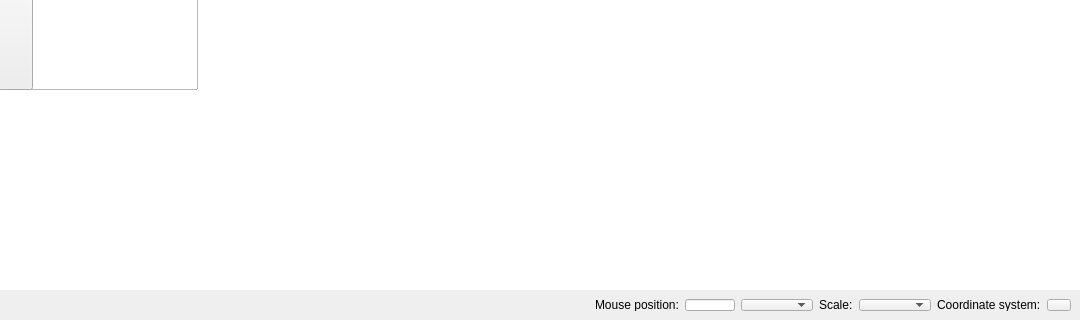
Qt form src/ui/qgskadasmainwidgetbase.ui (kadas-albireo/kadas-albireo) before a commit; both pictures show x 0 to 1080 and y 293 to 613 of the 1080 by 613 pixel window.
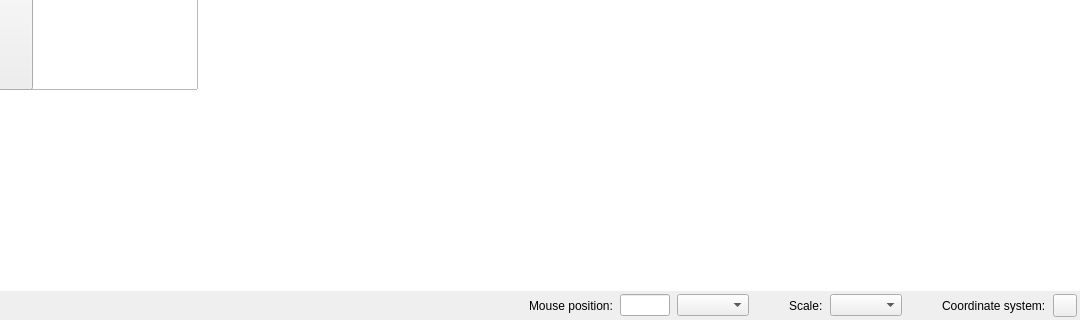
The same form after that commit. Icons and pictures are not drawn. Custom widgets are drawn as their Qt base class.

Commit message: Status bar layout improved (4234a1ee2 reaplied)

Diff of the .ui file:
```diff
--- a/src/ui/qgskadasmainwidgetbase.ui
+++ b/src/ui/qgskadasmainwidgetbase.ui
@@ -1355,14 +1355,28 @@
       </size>
      </property>
      <layout class="QGridLayout" name="gridLayout">
-      <item row="0" column="1">
+      <property name="horizontalSpacing">
+       <number>40</number>
+      </property>
+      <property name="verticalSpacing">
+       <number>0</number>
+      </property>
+      <property name="margin">
+       <number>3</number>
+      </property>
+      <item row="0" column="2">
+       <layout class="QHBoxLayout" name="horizontalLayout_3">
+        <property name="spacing">
+         <number>7</number>
+        </property>
+        <item>
        <widget class="QLabel" name="mMousePositionLabel">
         <property name="text">
          <string>Mouse position:</string>
         </property>
        </widget>
       </item>
-      <item row="0" column="2">
+        <item>
        <widget class="QLineEdit" name="mCoordinateLineEdit">
         <property name="sizePolicy">
          <sizepolicy hsizetype="Minimum" vsizetype="Fixed">
@@ -1384,32 +1398,10 @@
         </property>
        </widget>
       </item>
-      <item row="0" column="3">
+        <item>
        <widget class="QComboBox" name="mCRSComboBox"/>
       </item>
-      <item row="0" column="5">
-       <widget class="QLabel" name="mScaleLabel">
-        <property name="text">
-         <string>Scale:</string>
-        </property>
-       </widget>
-      </item>
-      <item row="0" column="6">
-       <widget class="QgsScaleComboBox" name="mScaleComboBox"/>
-      </item>
-      <item row="0" column="8">
-       <widget class="QLabel" name="mCRSLabel">
-        <property name="text">
-         <string>Coordinate system:</string>
-        </property>
-       </widget>
-      </item>
-      <item row="0" column="9">
-       <widget class="QgsVBSCrsSelection" name="mCRSSelectionButton">
-        <property name="text">
-         <string/>
-        </property>
-       </widget>
+       </layout>
       </item>
       <item row="0" column="0">
        <spacer name="horizontalSpacer_4">
@@ -1424,6 +1416,44 @@
         </property>
        </spacer>
       </item>
+      <item row="0" column="8">
+       <layout class="QHBoxLayout" name="horizontalLayout_4">
+        <property name="spacing">
+         <number>7</number>
+        </property>
+        <item>
+         <widget class="QLabel" name="mScaleLabel">
+          <property name="text">
+           <string>Scale:</string>
+          </property>
+         </widget>
+        </item>
+        <item>
+         <widget class="QgsScaleComboBox" name="mScaleComboBox"/>
+        </item>
+       </layout>
+      </item>
+      <item row="0" column="13">
+       <layout class="QHBoxLayout" name="horizontalLayout_5">
+        <property name="spacing">
+         <number>7</number>
+        </property>
+        <item>
+         <widget class="QLabel" name="mCRSLabel">
+          <property name="text">
+           <string>Coordinate system:</string>
+          </property>
+         </widget>
+        </item>
+        <item>
+         <widget class="QgsVBSCrsSelection" name="mCRSSelectionButton">
+          <property name="text">
+           <string/>
+          </property>
+         </widget>
+        </item>
+       </layout>
+      </item>
      </layout>
     </widget>
    </item>
```
Lines whose indentation alone changed are shown as unchanged.
